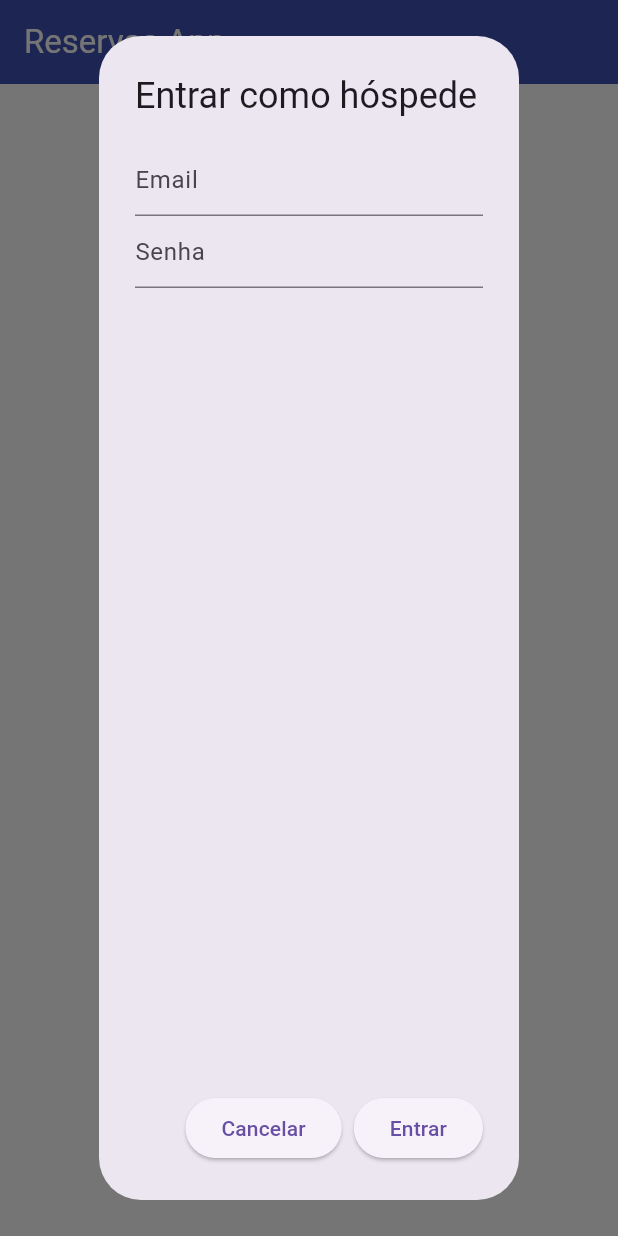
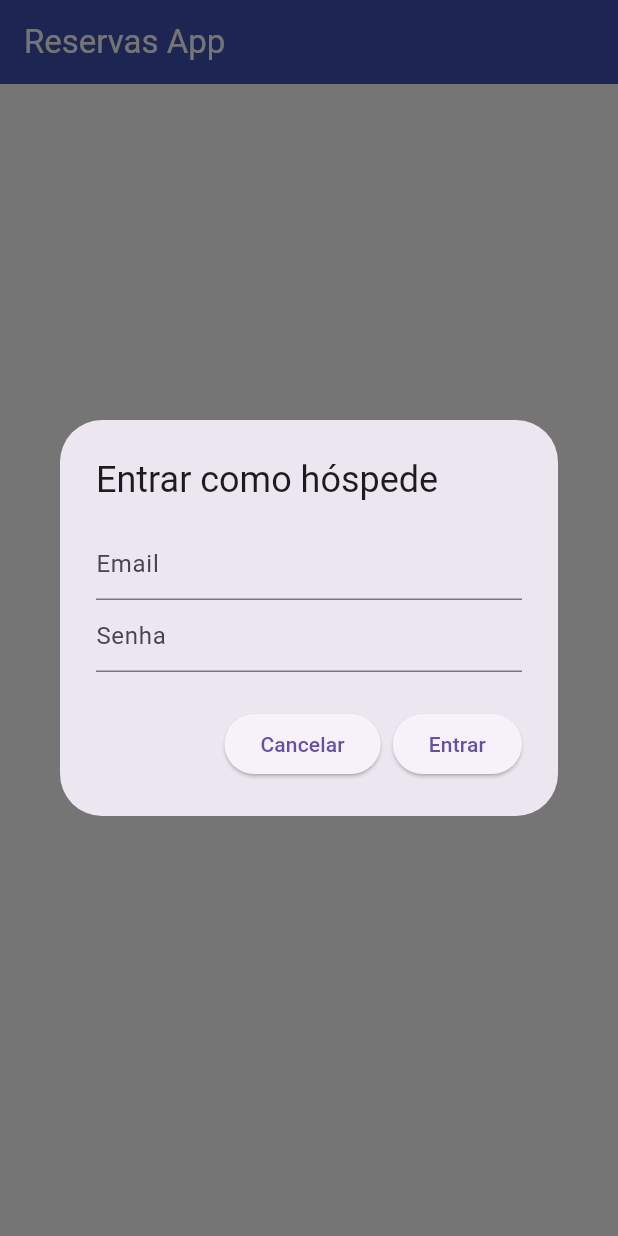
Before and after one commit to jade-mendes/reservas_app, a Flutter app: the screen it shows after launch, after a tap on "Alugar imóvel", on a phone screen of 412 x 824 dp. Run offline on Flutter 3.47's test engine with Material 3 defaults, Android fonts, the phone set to English and light mode, and no system bars; our stand-ins replace sqflite_common_ffi; accounts and stored records are empty; statements that could not run were skipped.

Commit message:
fix: tamanho do DialogBox

```diff
--- a/lib/ui/screens/login.dart
+++ b/lib/ui/screens/login.dart
@@ -55,35 +55,42 @@ class _LoginState extends State<Login> {
     builder: (BuildContext context) {
       return AlertDialog(
         title: Text('Entrar como $userType'),
-          content: Column(
+        content: SizedBox(
+          width: 300,
+          child: Column(
+            mainAxisSize: MainAxisSize.min,
             children: [
               TextField(
-                onChanged: (value) {},
                 controller: _emailController,
                 decoration: InputDecoration(hintText: "Email"),
               ),
               TextField(
-                onChanged: (value) {},
                 obscureText: true,
                 obscuringCharacter: '*',
                 controller: _passwordController,
                 decoration: InputDecoration(hintText: "Senha"),
-              )]
+              ),
+            ],
+          ),
         ),
         actions: [
           ElevatedButton(
             onPressed: () => Navigator.pop(context),
-                child: Text("Cancelar")),
+            child: Text("Cancelar"),
+          ),
           ElevatedButton(
             onPressed: () {
               currentUser.authenticateUser(_emailController.text, _passwordController.text);
-                  // TERMINAR ISSO AQUI
+              // TERMINAR ISSO
             },
-                child: Text("Entrar"))
-          ]
+            child: Text("Entrar"),
+          ),
+        ],
       );
-      });
+    },
+  );
 }
+
 
   @override
   Widget build(BuildContext context) {
```
Lines whose indentation alone changed are shown as unchanged.
